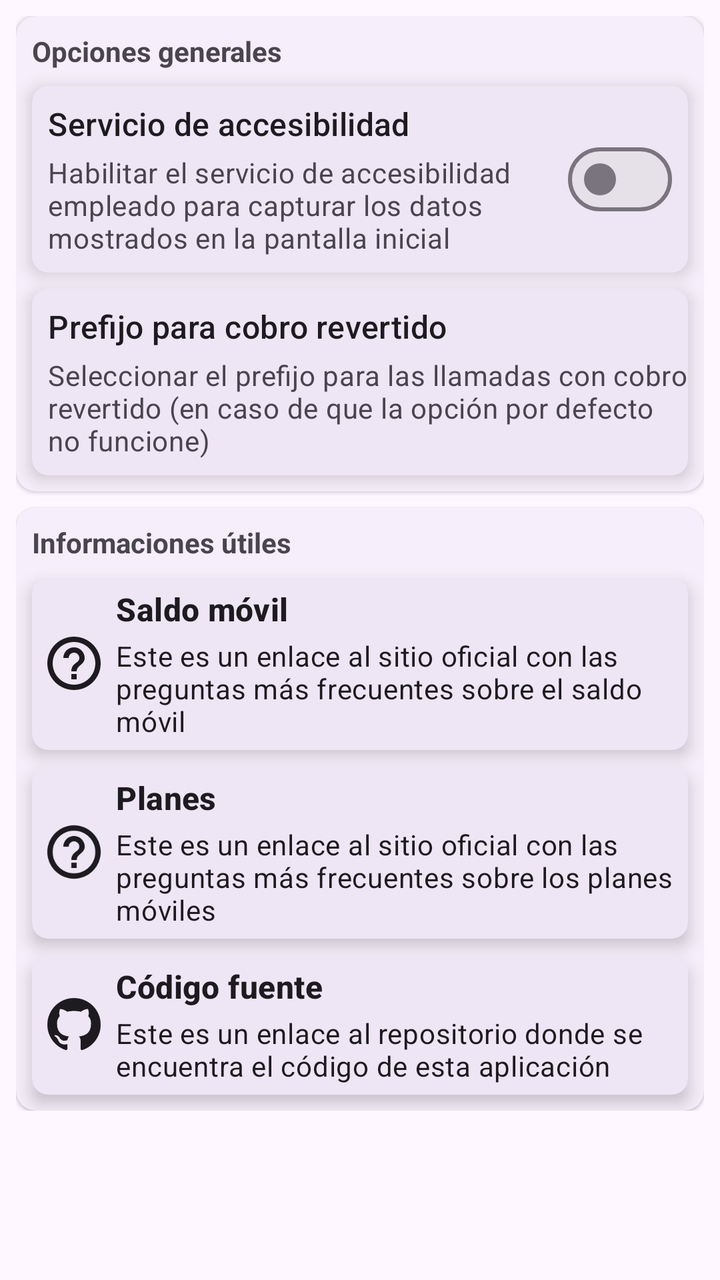
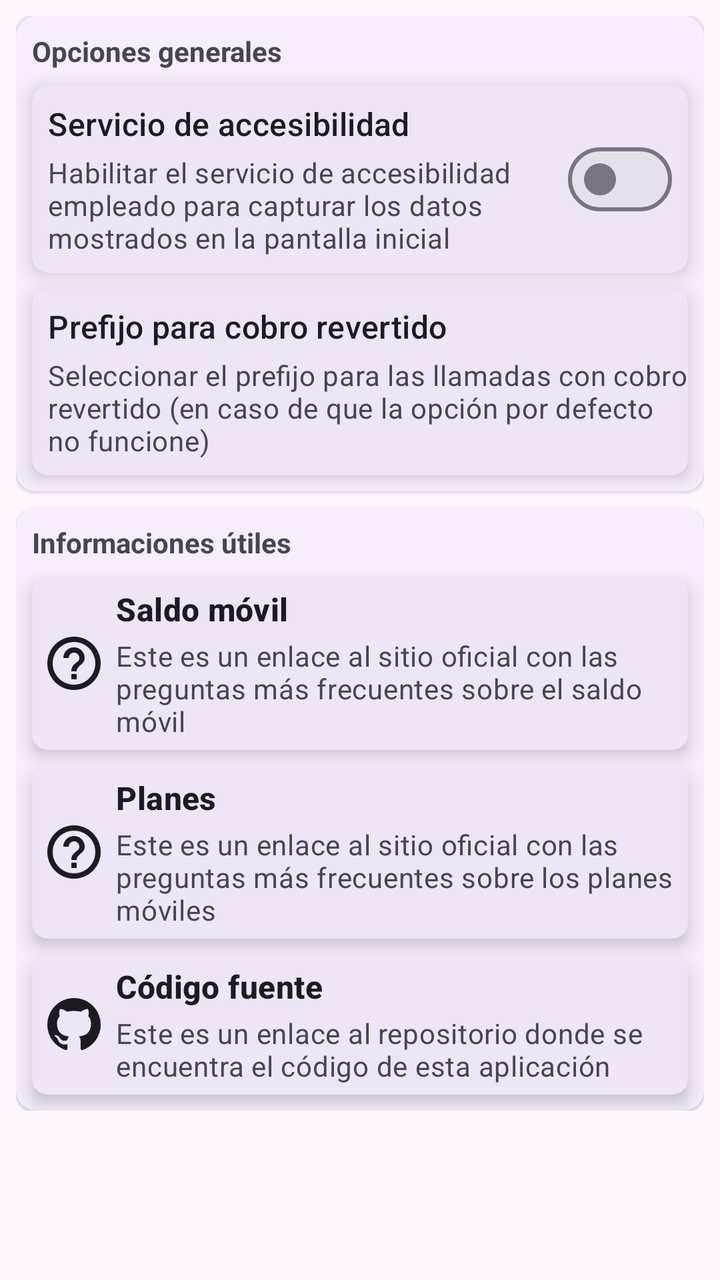

The first picture is an Android layout as it rendered before a commit; the second is the same layout after the commit. The layout source and the unified diff follow.
<!-- AndroidManifest.xml: application theme Theme.STK -->
<!-- res/layout/settings_fragment.xml -->
<?xml version="1.0" encoding="utf-8"?>
<layout
    xmlns:android="http://schemas.android.com/apk/res/android"
    xmlns:app="http://schemas.android.com/apk/res-auto">

    <data>

        <variable
            name="linkOpener"
            type="cu.lt.joe.stk.fragments.SettingsFragment" />
    </data>

    <androidx.core.widget.NestedScrollView
        android:id="@+id/info_fragment_scrollview"
        android:layout_width="match_parent"
        android:layout_height="match_parent">

        <LinearLayout
            android:layout_width="match_parent"
            android:layout_height="match_parent"
            android:orientation="vertical"
            android:padding="8dp">

            <com.google.android.material.card.MaterialCardView
                android:layout_width="match_parent"
                android:layout_height="wrap_content"
                android:layout_marginBottom="4dp"
                app:cardCornerRadius="10dp"
                app:cardElevation="1dp"
                app:strokeWidth="0dp">

                <LinearLayout
                    android:layout_width="match_parent"
                    android:layout_height="wrap_content"
                    android:orientation="vertical">

                    <TextView
                        android:layout_width="match_parent"
                        android:layout_height="wrap_content"
                        android:layout_marginStart="8dp"
                        android:layout_marginTop="8dp"
                        android:layout_marginEnd="8dp"
                        android:text="Opciones generales"
                        android:textAppearance="?android:attr/textAppearanceSmall"
                        android:textStyle="bold" />

                    <com.google.android.material.card.MaterialCardView
                        android:id="@+id/accessibility_service_switch_card"
                        android:layout_width="match_parent"
                        android:layout_height="wrap_content"
                        android:layout_marginStart="8dp"
                        android:layout_marginTop="8dp"
                        android:layout_marginEnd="8dp"
                        android:layout_marginBottom="4dp"
                        android:clickable="true"
                        android:focusable="true"
                        app:cardCornerRadius="8dp"
                        app:cardElevation="5dp"
                        app:contentPadding="8dp"
                        app:strokeWidth="0dp">

                        <RelativeLayout
                            android:layout_width="match_parent"
                            android:layout_height="wrap_content">

                            <com.google.android.material.materialswitch.MaterialSwitch
                                android:id="@+id/accessibility_service_switch"
                                android:layout_width="wrap_content"
                                android:layout_height="wrap_content"
                                android:layout_alignParentEnd="true"
                                android:layout_centerVertical="true"
                                android:clickable="false"
                                android:focusable="false" />

                            <TextView
                                android:id="@+id/accessibility_service_toggle_card_header"
                                android:layout_width="wrap_content"
                                android:layout_height="wrap_content"
                                android:layout_alignParentStart="true"
                                android:layout_toStartOf="@id/accessibility_service_switch"
                                android:singleLine="true"
                                android:text="Servicio de accesibilidad"
                                android:textAppearance="@style/TextAppearance.Material3.TitleMedium" />

                            <TextView
                                android:id="@+id/accessibility_service_toggle_card_description"
                                android:layout_width="wrap_content"
                                android:layout_height="wrap_content"
                                android:layout_below="@id/accessibility_service_toggle_card_header"
                                android:layout_alignParentStart="true"
                                android:layout_marginTop="4dp"
                                android:layout_toStartOf="@id/accessibility_service_switch"
                                android:text="Habilitar el servicio de accesibilidad empleado para capturar los datos mostrados en la pantalla inicial"
                                android:textAppearance="@style/TextAppearance.Material3.BodyMedium"
                                android:textColor="?android:attr/textColorSecondary" />
                        </RelativeLayout>
                    </com.google.android.material.card.MaterialCardView>

                    <com.google.android.material.card.MaterialCardView
                        android:id="@+id/reverted_call_prefix_selector_card"
                        android:layout_width="match_parent"
                        android:layout_height="wrap_content"
                        android:layout_marginStart="8dp"
                        android:layout_marginTop="4dp"
                        android:layout_marginEnd="8dp"
                        android:layout_marginBottom="8dp"
                        app:cardCornerRadius="8dp"
                        app:cardElevation="5dp"
                        app:contentPaddingBottom="8dp"
                        app:contentPaddingLeft="8dp"
                        app:contentPaddingTop="8dp"
                        app:strokeWidth="0dp">

                        <RelativeLayout
                            android:layout_width="match_parent"
                            android:layout_height="wrap_content">

                            <Spinner
                                android:id="@+id/reverted_call_prefix_selector_spinner"
                                android:layout_width="wrap_content"
                                android:layout_height="wrap_content"
                                android:layout_alignParentEnd="true"
                                android:layout_centerVertical="true"
                                android:background="@null"
                                android:dropDownWidth="wrap_content"
                                android:padding="0dp" />

                            <TextView
                                android:id="@+id/reverted_call_prefix_selector_card_header"
                                android:layout_width="wrap_content"
                                android:layout_height="wrap_content"
                                android:layout_alignParentStart="true"
                                android:layout_toStartOf="@id/reverted_call_prefix_selector_spinner"
                                android:singleLine="true"
                                android:text="Prefijo para cobro revertido"
                                android:textAppearance="@style/TextAppearance.Material3.TitleMedium" />

                            <TextView
                                android:id="@+id/reverted_call_prefix_selector_card_description"
                                android:layout_width="wrap_content"
                                android:layout_height="wrap_content"
                                android:layout_below="@id/reverted_call_prefix_selector_card_header"
                                android:layout_alignParentStart="true"
                                android:layout_marginTop="4dp"
                                android:layout_toStartOf="@id/reverted_call_prefix_selector_spinner"
                                android:text="Seleccionar el prefijo para las llamadas con cobro revertido (en caso de que la opción por defecto no funcione)"
                                android:textAppearance="@style/TextAppearance.Material3.BodyMedium"
                                android:textColor="?android:attr/textColorSecondary" />
                        </RelativeLayout>
                    </com.google.android.material.card.MaterialCardView>
                </LinearLayout>
            </com.google.android.material.card.MaterialCardView>

            <com.google.android.material.card.MaterialCardView
                android:layout_width="match_parent"
                android:layout_height="wrap_content"
                android:layout_marginTop="4dp"
                app:cardCornerRadius="10dp"
                app:cardElevation="1dp"
                app:strokeWidth="0dp">

                <LinearLayout
                    android:layout_width="match_parent"
                    android:layout_height="wrap_content"
                    android:orientation="vertical">

                    <TextView
                        android:layout_width="match_parent"
                        android:layout_height="wrap_content"
                        android:layout_marginStart="8dp"
                        android:layout_marginTop="8dp"
                        android:layout_marginEnd="8dp"
                        android:text="Informaciones útiles"
                        android:textAppearance="?android:attr/textAppearanceSmall"
                        android:textStyle="bold" />

                    <com.google.android.material.card.MaterialCardView
                        android:layout_width="match_parent"
                        android:layout_height="wrap_content"
                        android:layout_marginStart="8dp"
                        android:layout_marginTop="8dp"
                        android:layout_marginEnd="8dp"
                        android:layout_marginBottom="4dp"
                        android:clickable="true"
                        android:focusable="true"
                        android:onClick='@{_ -> linkOpener.openExternalLink("https://etecsa.cu/es/preguntas-frecuentes?faq=374")}'
                        app:cardCornerRadius="8dp"
                        app:cardElevation="5dp"
                        app:contentPadding="5dp"
                        app:strokeWidth="0dp">

                        <RelativeLayout
                            android:layout_width="match_parent"
                            android:layout_height="wrap_content">

                            <ImageView
                                android:id="@+id/balance_recharge_faq_iv"
                                android:layout_width="32dp"
                                android:layout_height="32dp"
                                android:layout_centerVertical="true"
                                android:layout_gravity="center"
                                android:layout_marginEnd="5dp"
                                android:scaleType="centerCrop"
                                app:srcCompat="@drawable/ic_help" />

                            <TextView
                                android:id="@+id/balance_recharge_faq_header"
                                android:layout_width="wrap_content"
                                android:layout_height="wrap_content"
                                android:layout_marginBottom="3dp"
                                android:layout_toEndOf="@id/balance_recharge_faq_iv"
                                android:singleLine="true"
                                android:text="Saldo móvil"
                                android:textAppearance="@style/TextAppearance.Material3.TitleMedium"
                                android:textStyle="bold" />

                            <TextView
                                android:layout_width="match_parent"
                                android:layout_height="wrap_content"
                                android:layout_below="@id/balance_recharge_faq_header"
                                android:layout_toEndOf="@id/balance_recharge_faq_iv"
                                android:text="Este es un enlace al sitio oficial con las preguntas más frecuentes sobre el saldo móvil"
                                android:textAppearance="@style/TextAppearance.Material3.BodyMedium" />
                        </RelativeLayout>
                    </com.google.android.material.card.MaterialCardView>

                    <com.google.android.material.card.MaterialCardView
                        android:layout_width="match_parent"
                        android:layout_height="wrap_content"
                        android:layout_marginStart="8dp"
                        android:layout_marginTop="4dp"
                        android:layout_marginEnd="8dp"
                        android:layout_marginBottom="4dp"
                        android:clickable="true"
                        android:focusable="true"
                        android:onClick='@{_ -> linkOpener.openExternalLink("https://etecsa.cu/es/preguntas-frecuentes?faq=4781")}'
                        app:cardCornerRadius="8dp"
                        app:cardElevation="5dp"
                        app:contentPadding="5dp"
                        app:strokeWidth="0dp">

                        <RelativeLayout
                            android:layout_width="match_parent"
                            android:layout_height="wrap_content">

                            <ImageView
                                android:id="@+id/mobile_plans_faq_iv"
                                android:layout_width="32dp"
                                android:layout_height="32dp"
                                android:layout_centerVertical="true"
                                android:layout_gravity="center"
                                android:layout_marginEnd="5dp"
                                android:scaleType="centerCrop"
                                app:srcCompat="@drawable/ic_help" />

                            <TextView
                                android:id="@+id/mobile_plans_faq_header"
                                android:layout_width="wrap_content"
                                android:layout_height="wrap_content"
                                android:layout_marginBottom="3dp"
                                android:layout_toEndOf="@id/mobile_plans_faq_iv"
                                android:singleLine="true"
                                android:text="Planes"
                                android:textAppearance="@style/TextAppearance.Material3.TitleMedium"
                                android:textStyle="bold" />

                            <TextView
                                android:layout_width="match_parent"
                                android:layout_height="wrap_content"
                                android:layout_below="@id/mobile_plans_faq_header"
                                android:layout_toEndOf="@id/mobile_plans_faq_iv"
                                android:text="Este es un enlace al sitio oficial con las preguntas más frecuentes sobre los planes móviles"
                                android:textAppearance="@style/TextAppearance.Material3.BodyMedium" />
                        </RelativeLayout>
                    </com.google.android.material.card.MaterialCardView>

                    <com.google.android.material.card.MaterialCardView
                        android:layout_width="match_parent"
                        android:layout_height="wrap_content"
                        android:layout_marginStart="8dp"
                        android:layout_marginTop="4dp"
                        android:layout_marginEnd="8dp"
                        android:layout_marginBottom="8dp"
                        android:clickable="true"
                        android:focusable="true"
                        android:onClick='@{_ -> linkOpener.openExternalLink("https://github.com/jr20xx/STK")}'
                        app:cardCornerRadius="8dp"
                        app:cardElevation="5dp"
                        app:contentPadding="5dp"
                        app:strokeWidth="0dp">

                        <RelativeLayout
                            android:layout_width="match_parent"
                            android:layout_height="wrap_content">

                            <ImageView
                                android:id="@+id/source_code_iv"
                                android:layout_width="32dp"
                                android:layout_height="32dp"
                                android:layout_centerVertical="true"
                                android:layout_gravity="center"
                                android:layout_marginEnd="5dp"
                                android:scaleType="centerCrop"
                                app:srcCompat="@drawable/ic_github" />

                            <TextView
                                android:id="@+id/source_code_header"
                                android:layout_width="wrap_content"
                                android:layout_height="wrap_content"
                                android:layout_marginBottom="3dp"
                                android:layout_toEndOf="@id/source_code_iv"
                                android:singleLine="true"
                                android:text="Código fuente"
                                android:textAppearance="@style/TextAppearance.Material3.TitleMedium"
                                android:textStyle="bold" />

                            <TextView
                                android:layout_width="match_parent"
                                android:layout_height="wrap_content"
                                android:layout_below="@id/source_code_header"
                                android:layout_toEndOf="@id/source_code_iv"
                                android:text="Este es un enlace al repositorio donde se encuentra el código de esta aplicación"
                                android:textAppearance="@style/TextAppearance.Material3.BodyMedium" />
                        </RelativeLayout>
                    </com.google.android.material.card.MaterialCardView>
                </LinearLayout>
            </com.google.android.material.card.MaterialCardView>
        </LinearLayout>
    </androidx.core.widget.NestedScrollView>
</layout>
<!-- resources referenced by this layout -->
<resources>
  <!-- drawable ic_github (drawable) -->
  <vector
      xmlns:android="http://schemas.android.com/apk/res/android"
      android:width="24dp"
      android:height="24dp"
      android:viewportWidth="24"
      android:viewportHeight="24">
      <path
          android:fillColor="?colorOnSurface"
          android:pathData="M12,2A10,10 0,0 0,2 12C2,16.42 4.87,20.17 8.84,21.5C9.34,21.58 9.5,21.27 9.5,21C9.5,20.77 9.5,20.14 9.5,19.31C6.73,19.91 6.14,17.97 6.14,17.97C5.68,16.81 5.03,16.5 5.03,16.5C4.12,15.88 5.1,15.9 5.1,15.9C6.1,15.97 6.63,16.93 6.63,16.93C7.5,18.45 8.97,18 9.54,17.76C9.63,17.11 9.89,16.67 10.17,16.42C7.95,16.17 5.62,15.31 5.62,11.5C5.62,10.39 6,9.5 6.65,8.79C6.55,8.54 6.2,7.5 6.75,6.15C6.75,6.15 7.59,5.88 9.5,7.17C10.29,6.95 11.15,6.84 12,6.84C12.85,6.84 13.71,6.95 14.5,7.17C16.41,5.88 17.25,6.15 17.25,6.15C17.8,7.5 17.45,8.54 17.35,8.79C18,9.5 18.38,10.39 18.38,11.5C18.38,15.32 16.04,16.16 13.81,16.41C14.17,16.72 14.5,17.33 14.5,18.26C14.5,19.6 14.5,20.68 14.5,21C14.5,21.27 14.66,21.59 15.17,21.5C19.14,20.16 22,16.42 22,12A10,10 0,0 0,12 2Z" />
  </vector>
  <!-- drawable ic_help (drawable) -->
  <vector
      xmlns:android="http://schemas.android.com/apk/res/android"
      android:width="24dp"
      android:height="24dp"
      android:viewportWidth="24"
      android:viewportHeight="24">
      <path
          android:fillColor="?colorOnSurface"
          android:pathData="M11,18h2v-2h-2v2zM12,2C6.48,2 2,6.48 2,12s4.48,10 10,10 10,-4.48 10,-10S17.52,2 12,2zM12,20c-4.41,0 -8,-3.59 -8,-8s3.59,-8 8,-8 8,3.59 8,8 -3.59,8 -8,8zM12,6c-2.21,0 -4,1.79 -4,4h2c0,-1.1 0.9,-2 2,-2s2,0.9 2,2c0,2 -3,1.75 -3,5h2c0,-2.25 3,-2.5 3,-5 0,-2.21 -1.79,-4 -4,-4z" />
  </vector>
  <style name="Theme.STK" parent="Theme.Material3.DayNight.NoActionBar">
          <item name="android:windowDisablePreview">true</item>
          <item name="android:statusBarColor">?android:colorBackground</item>
          <item name="android:windowLightStatusBar" tools:targetApi="23">true</item>
      </style>
</resources>

<!-- the commit's change to res/layout/settings_fragment.xml (unified diff, before → after) -->
@@ -220,7 +220,8 @@
                                 android:layout_below="@id/balance_recharge_faq_header"
                                 android:layout_toEndOf="@id/balance_recharge_faq_iv"
                                 android:text="Este es un enlace al sitio oficial con las preguntas más frecuentes sobre el saldo móvil"
-                                android:textAppearance="@style/TextAppearance.Material3.BodyMedium" />
+                                android:textAppearance="@style/TextAppearance.Material3.BodyMedium"
+                                android:textColor="?android:attr/textColorSecondary" />
                         </RelativeLayout>
                     </com.google.android.material.card.MaterialCardView>
 
@@ -270,7 +271,8 @@
                                 android:layout_below="@id/mobile_plans_faq_header"
                                 android:layout_toEndOf="@id/mobile_plans_faq_iv"
                                 android:text="Este es un enlace al sitio oficial con las preguntas más frecuentes sobre los planes móviles"
-                                android:textAppearance="@style/TextAppearance.Material3.BodyMedium" />
+                                android:textAppearance="@style/TextAppearance.Material3.BodyMedium"
+                                android:textColor="?android:attr/textColorSecondary" />
                         </RelativeLayout>
                     </com.google.android.material.card.MaterialCardView>
 
@@ -320,7 +322,8 @@
                                 android:layout_below="@id/source_code_header"
                                 android:layout_toEndOf="@id/source_code_iv"
                                 android:text="Este es un enlace al repositorio donde se encuentra el código de esta aplicación"
-                                android:textAppearance="@style/TextAppearance.Material3.BodyMedium" />
+                                android:textAppearance="@style/TextAppearance.Material3.BodyMedium"
+                                android:textColor="?android:attr/textColorSecondary" />
                         </RelativeLayout>
                     </com.google.android.material.card.MaterialCardView>
                 </LinearLayout>
